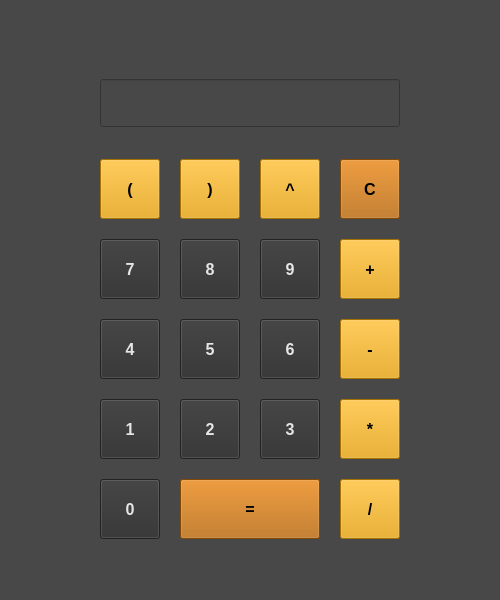
Qt form mainwindow.ui (PrinceOfCzechia/BigInts-calculator) before a commit.
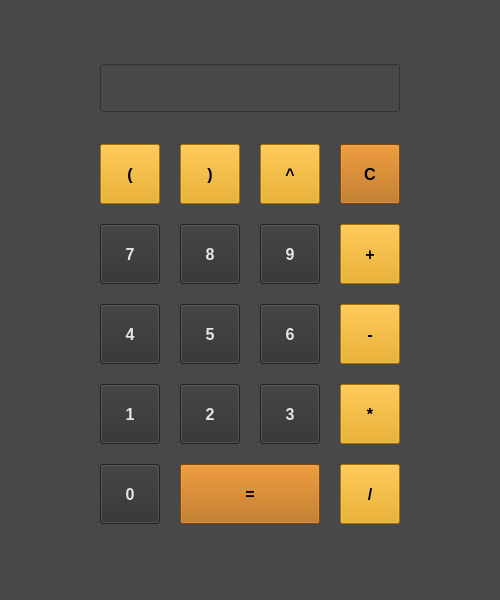
The same form after that commit.

Patch:
```diff
--- a/mainwindow.ui
+++ b/mainwindow.ui
@@ -659,7 +659,7 @@
    </property>
    <widget class="QMenu" name="menuBigInts_calculator">
     <property name="title">
-     <string> </string>
+     <string/>
     </property>
    </widget>
    <addaction name="menuBigInts_calculator"/>
```
